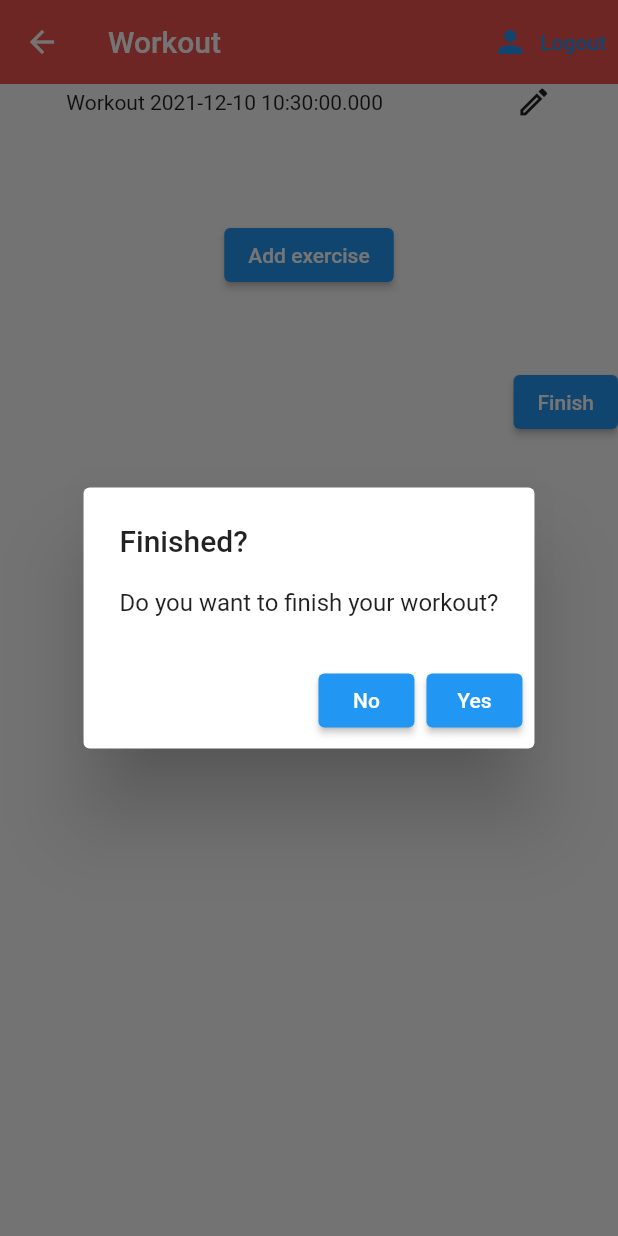
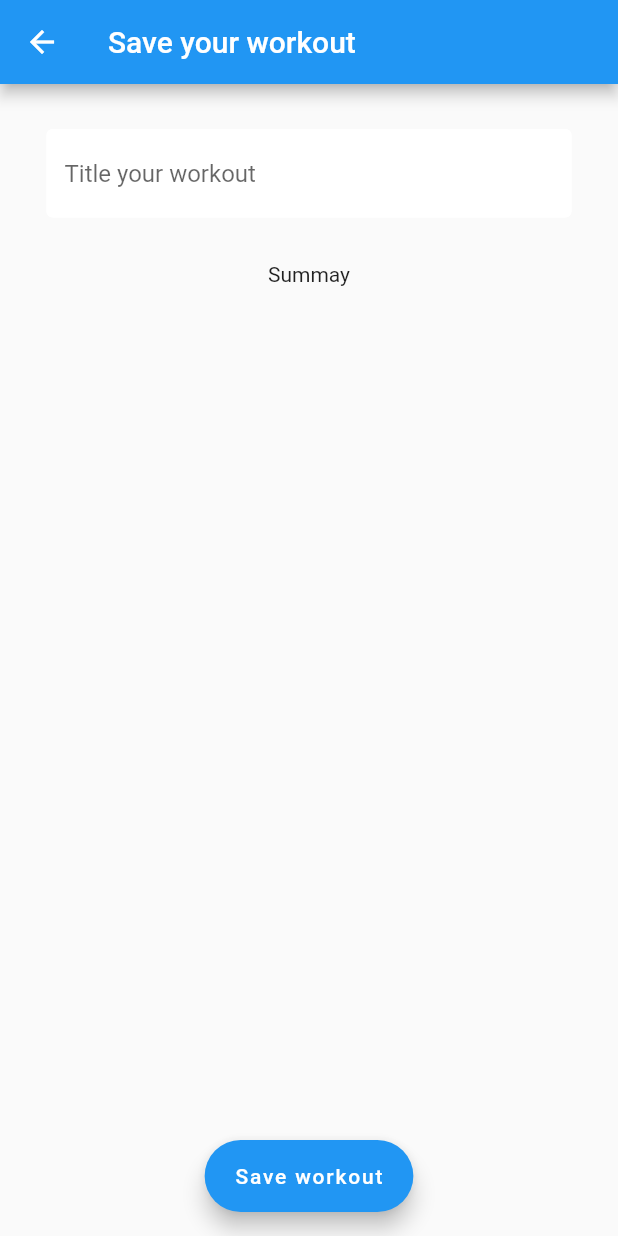
Before and after one commit to starheim98/WorkoutApp, a Flutter app: the NewWorkout screen opened directly, after a tap on "Finish", on a phone screen of 412 x 824 dp. Run offline on Flutter 3.47's test engine with Material 2 defaults, Android fonts, the phone set to English and light mode, and no system bars; our stand-ins replace charts_flutter, cloud_firestore, firebase_auth, firebase_core, firebase_database, flutter_map and 7 more; missing offline and left inert: maps_toolkit; accounts and stored records are empty.

Commit message:
added weigthworkout summary screen and changed weightworkout styling

```diff
--- /dev/null
+++ b/lib/screens/new_workout/weights/save_workout.dart
@@ -0,0 +1,75 @@
+import 'package:flutter/material.dart';
+import 'package:workout_app/models/weight_lifting/weight_workout.dart';
+import 'package:workout_app/services/database.dart';
+import 'package:workout_app/shared/constants.dart';
+
+class SaveWeightWorkout extends StatefulWidget {
+  WeightWorkout workout;
+  SaveWeightWorkout({Key? key, required this.workout}) : super(key: key);
+
+  @override
+  _SaveWeightWorkoutState createState() => _SaveWeightWorkoutState();
+}
+
+class _SaveWeightWorkoutState extends State<SaveWeightWorkout> {
+  DatabaseService databaseService = DatabaseService();
+  String title = "";
+
+  @override
+  Widget build(BuildContext context) {
+    return Scaffold(
+      appBar: AppBar(
+        title: const Text("Save your workout")
+      ),
+      body: SingleChildScrollView(
+        child: Center(
+          child: Column(
+
+            children: <Widget>[
+              const SizedBox(height: 30),
+              SizedBox(
+                  width: 350,
+                  child: TextFormField(
+                    decoration: textInputDecoration.copyWith(hintText: "Title your workout"),
+                    validator: (val)=> val!.isEmpty ? 'Title...' : null,
+                    onChanged: (val) {
+                      setState(() => title = val);
+                    },
+                  )
+              ),
+              const SizedBox(height: 30),
+              const Text("Summay"),
+              ConstrainedBox(
+                constraints: const BoxConstraints(maxHeight: 300),
+                child: ListView.builder(
+                  scrollDirection: Axis.vertical,
+                  shrinkWrap: true,
+                  itemCount: widget.workout.exercises.length,
+                  itemBuilder: (BuildContext context, int index) {
+                    return ListTile(
+                      title: Text(widget.workout.exercises[index].name),
+                      subtitle: Text(widget.workout.exercises[index].sets!.length.toString() + " sets"),
+                    );
+                  },
+                ),
+              ),
+            ],
+          ),
+        ),
+      ),
+      floatingActionButton: FloatingActionButton.extended(
+          label: const Text("Save workout"),
+          onPressed: () => finishWorkout()
+      ),
+      floatingActionButtonLocation: FloatingActionButtonLocation.centerFloat,
+    );
+  }
+
+  finishWorkout() {
+    widget.workout.setName(title);
+    widget.workout.finishWorkout();
+    DatabaseService().addWeightWorkout(widget.workout);
+    Navigator.pop(context);
+    Navigator.pop(context);
+  }
+}
--- a/lib/screens/new_workout/weights/weightlift_screen.dart
+++ b/lib/screens/new_workout/weights/weightlift_screen.dart
@@ -1,9 +1,11 @@
 import 'package:firebase_auth/firebase_auth.dart';
+import 'package:flutter/services.dart';
 import 'package:path/path.dart';
 import 'package:flutter/material.dart';
 import 'package:provider/provider.dart';
 import 'package:workout_app/models/weight_lifting/exercise.dart';
 import 'package:workout_app/models/weight_lifting/weight_workout.dart';
+import 'package:workout_app/screens/new_workout/weights/save_workout.dart';
 import 'package:workout_app/shared/select_exercise.dart';
 import 'package:workout_app/services/auth.dart';
 import 'package:workout_app/services/database.dart';
@@ -11,8 +13,6 @@ import 'package:workout_app/shared/constants.dart';
 import 'package:workout_app/shared/dialogues.dart';
 
 import 'exercise_list.dart';
-
-
 
 class NewWorkout extends StatefulWidget {
   const NewWorkout({Key? key}) : super(key: key);
@@ -34,36 +34,31 @@ class _NewWorkoutState extends State<NewWorkout> {
   @override
   Widget build(BuildContext context) {
     return Scaffold(
-        appBar: appbar(_authService, "Workout", context),
+        appBar: AppBar(
+          actions: <Widget>[
+            TextButton(
+              style: TextButton.styleFrom(
+                padding: const EdgeInsets.all(16.0),
+                primary: Colors.white,
+                textStyle: const TextStyle(fontSize: 20),
+              ),
+              onPressed: () => finishWorkout(context),
+              child: const Text('Finish'),
+            ),
+          ],
+        ),
         body: SingleChildScrollView(
           physics: const ScrollPhysics(),
           child: Column(children: <Widget>[
-            Row(
-              mainAxisAlignment: MainAxisAlignment.spaceAround,
-              children: <Widget>[
-                Text(weightWorkout.name!),
-                const Icon(Icons.create_outlined),
-              ],
-            ),
             ExerciseList(workout: weightWorkout),
             const SizedBox(height: 50),
-            ElevatedButton(
-                onPressed: () => setState(() => newExercise(context)),
-                child: Text("Add exercise")),
+            SizedBox(
+              width: MediaQuery.of(context).size.width * 0.7,
+              child: ElevatedButton(
+                  onPressed: () => setState(() => newExercise(context)),
+                  child: const Text("Add exercise")),
+            ),
             const SizedBox(height: 50),
-            Align(
-              alignment: Alignment.bottomRight,
-              child: ElevatedButton(
-                onPressed: () async{
-                  var result = await Dialogues().confirmDialogue(
-                      context, "Finished?", "Do you want to finish your workout?");
-                  if (result) {
-                    finishWorkout();
-                  }
-                },
-                child: Text("Finish"),
-              ),
-            )
           ]),
         ));
   }
@@ -87,10 +82,12 @@ class _NewWorkoutState extends State<NewWorkout> {
     return await result;
   }
 
-  finishWorkout() {
-    weightWorkout.finishWorkout();
-    DatabaseService().addWeightWorkout(weightWorkout);
-    Navigator.pop(this.context);
-    Navigator.pop(this.context);
+  finishWorkout(BuildContext context) {
+    Navigator.push(
+        context,
+        MaterialPageRoute(
+            builder: (context) => SaveWeightWorkout(
+                  workout: weightWorkout,
+                )));
   }
 }
```
